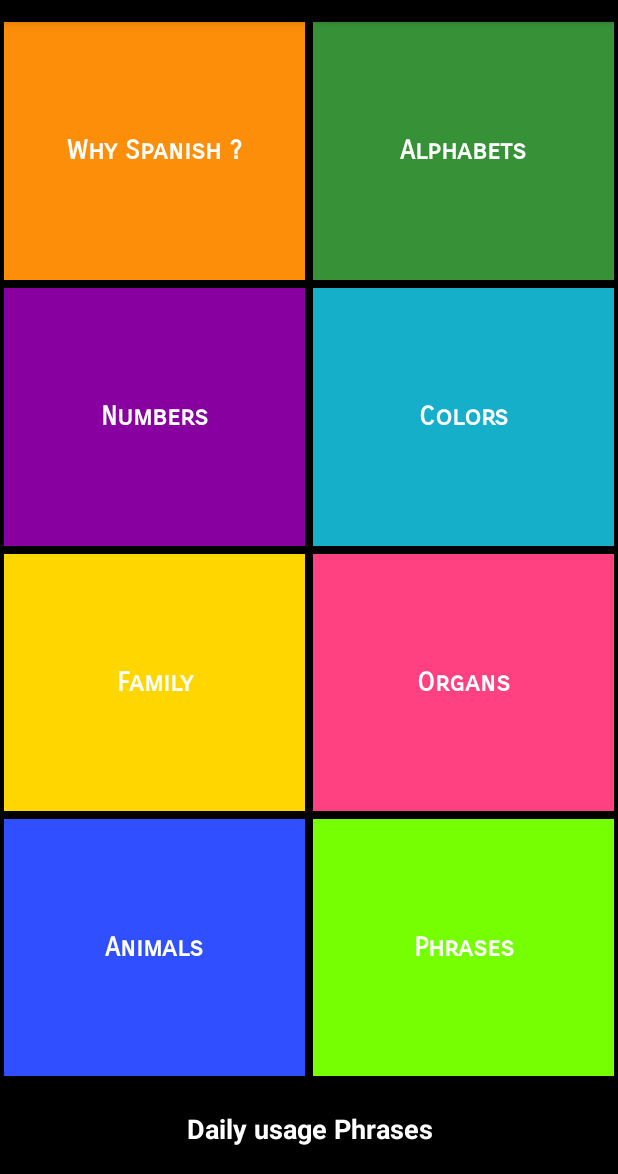
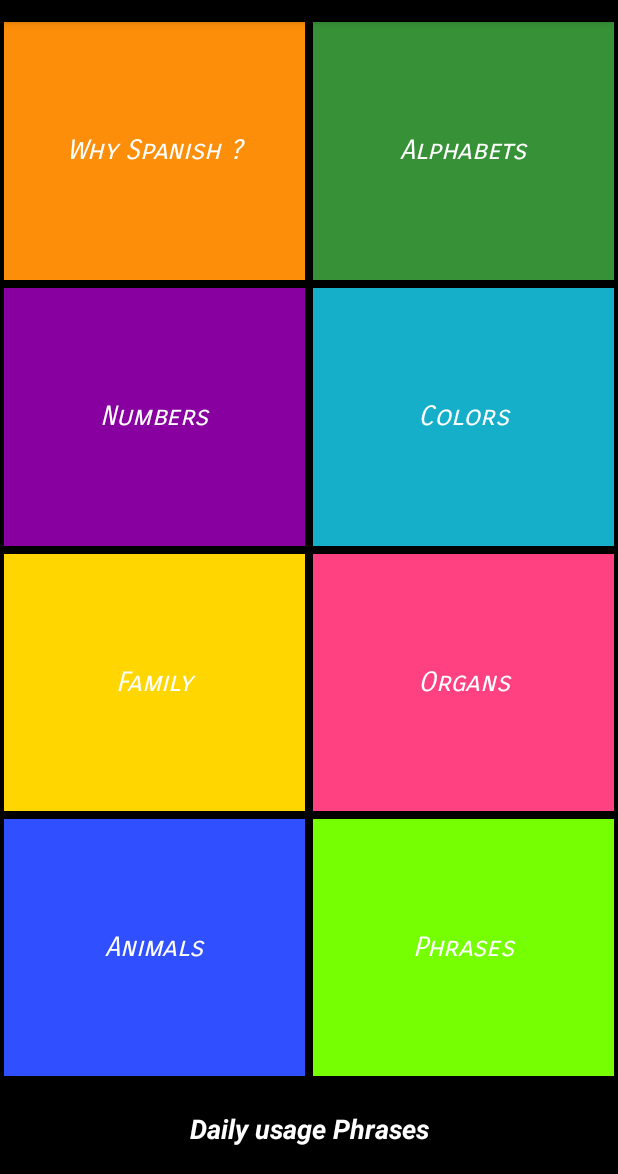
Before and after one commit to srikanth-madiri/SpanishBasics-offline, an Android app: the MainActivity screen opened directly, with no data from a screen before it, on a phone screen of 412 x 824 dp, the part 62-1236 px from its top. Run offline under Robolectric (Android 15) with nearby library versions, the phone set to English and light mode, and no system bars.

Commit message:
added organs activity values and progress bar

```diff
--- a/app/src/main/AndroidManifest.xml
+++ b/app/src/main/AndroidManifest.xml
@@ -4,7 +4,7 @@
 
     <application
         android:allowBackup="true"
-        android:icon="@mipmap/ic_icon"
+        android:icon="@mipmap/ic_launcher"
         android:label="@string/app_name"
 
         android:supportsRtl="true"
--- a/app/src/main/java/com/webatu/bardenwells/spanishbasics_offline/Splashscreen.java
+++ b/app/src/main/java/com/webatu/bardenwells/spanishbasics_offline/Splashscreen.java
@@ -16,6 +16,7 @@ import android.view.animation.Animation;
 import android.view.animation.AnimationUtils;
 import android.widget.ImageView;
 import android.widget.LinearLayout;
+import android.widget.ProgressBar;
 import android.widget.TextView;
 
 public class Splashscreen extends Activity {
@@ -26,35 +27,53 @@ public class Splashscreen extends Activity {
     }
     /** Called when the activity is first created. */
 
+    private ProgressBar mProgress;
+
     @Override
     public void onCreate(Bundle savedInstanceState) {
         super.onCreate(savedInstanceState);
         setContentView(R.layout.activity_splashscreen);
+        mProgress = (ProgressBar) findViewById(R.id.splash_screen_progress_bar);
         StartAnimations();
     }
     private void StartAnimations() {
         final Animation anim = AnimationUtils.loadAnimation(this, R.anim.alpha);
         final TextView tv = (TextView) findViewById(R.id.textView);
         final ImageView iv = (ImageView) findViewById(R.id.splash);
+        final ProgressBar pb = (ProgressBar) findViewById(R.id.splash_screen_progress_bar);
         final Intent intent = new Intent(Splashscreen.this,
                 MainActivity.class);
         iv.startAnimation(anim);
         tv.startAnimation(anim);
+        pb.startAnimation(anim);
 
 
-        Thread timer = new Thread(){
-            public void run(){
-                try{
-                    sleep(3000);
-                }catch (InterruptedException e){
+        Thread timer = new Thread() {
+            public void run() {
+                try {
+                    sleep(500);
+                    doWork();
+                } catch (Exception e) {
 
-                }finally {
+                } finally {
                     startActivity(intent);
                     finish();
                 }
             }
         };
-            timer.start();
+        timer.start();
+    }
 
-    }
+
+        private void doWork() {
+            for (int progress = 0; progress < 100; progress += 5) {
+                try {
+                    Thread.sleep(180);
+                    mProgress.setProgress(progress);
+                } catch (Exception e) {
+                   //do nothing
+                }
+            }
+        }
+
 }
--- a/app/src/main/java/com/webatu/bardenwells/spanishbasics_offline/colors.java
+++ b/app/src/main/java/com/webatu/bardenwells/spanishbasics_offline/colors.java
@@ -65,7 +65,7 @@ public class colors extends AppCompatActivity {
         words.add(new Word("Black", "negro", R.drawable.number_ten, R.raw.black));
         words.add(new Word("Fuchisa", "fucsia", R.drawable.number_three, R.raw.fuchsia));
         words.add(new Word("Silver", "plata", R.drawable.number_five, R.raw.silver));
-        words.add(new Word("Maroon", "granate, abandonar", R.drawable.number_eight, R.raw.maroon));
+        words.add(new Word("Maroon", "granate", R.drawable.number_eight, R.raw.maroon));
         words.add(new Word("Lime", "lima", R.drawable.number_nine, R.raw.lime));
         words.add(new Word("Olive", "aceituna", R.drawable.number_ten, R.raw.olive));
         words.add(new Word("Navy", "marina", R.drawable.number_ten, R.raw.navy));
--- a/app/src/main/res/anim/alpha.xml
+++ b/app/src/main/res/anim/alpha.xml
@@ -3,4 +3,4 @@
     xmlns:android="http://schemas.android.com/apk/res/android"
     android:fromAlpha="0.0"
     android:toAlpha="1.0"
-    android:duration="1000" />
+    android:duration="3500" />
--- a/app/src/main/res/layout/activity_main.xml
+++ b/app/src/main/res/layout/activity_main.xml
@@ -18,21 +18,23 @@
             <TextView
                 android:id="@+id/why_spanish"
                 style="@style/CategoryStyle"
+                android:layout_marginBottom="5dp"
+                android:layout_marginLeft="2.5dp"
+                android:layout_marginRight="2.5dp"
+                android:background="@color/why_spanish"
                 android:fontFamily="sans-serif-smallcaps"
-                android:layout_marginRight="2.5dp"
-                android:layout_marginLeft="2.5dp"
-                android:layout_marginBottom="5dp"
-                android:background="@color/why_spanish"
-                android:text="@string/why_spanish" />
+                android:text="@string/why_spanish"
+                android:textStyle="italic" />
 
             <TextView
                 android:id="@+id/alphabets"
                 style="@style/CategoryStyle"
+                android:layout_marginBottom="5dp"
+                android:layout_marginLeft="2.5dp"
                 android:layout_marginRight="2.5dp"
-                android:layout_marginLeft="2.5dp"
-                android:layout_marginBottom="5dp"
                 android:background="@color/alphabets"
-                android:text="@string/alphabets" />
+                android:text="@string/alphabets"
+                android:textStyle="italic" />
 
         </LinearLayout>
 
@@ -44,20 +46,22 @@
             <TextView
                 android:id="@+id/numbers"
                 style="@style/CategoryStyle"
+                android:layout_marginBottom="5dp"
+                android:layout_marginLeft="2.5dp"
                 android:layout_marginRight="2.5dp"
-                android:layout_marginLeft="2.5dp"
-                android:layout_marginBottom="5dp"
                 android:background="@color/numbers"
-                android:text="@string/numbers" />
+                android:text="@string/numbers"
+                android:textStyle="italic" />
 
             <TextView
                 android:id="@+id/colors"
                 style="@style/CategoryStyle"
+                android:layout_marginBottom="5dp"
+                android:layout_marginLeft="2.5dp"
                 android:layout_marginRight="2.5dp"
-                android:layout_marginLeft="2.5dp"
-                android:layout_marginBottom="5dp"
                 android:background="@color/colors"
-                android:text="@string/colors" />
+                android:text="@string/colors"
+                android:textStyle="italic" />
 
         </LinearLayout>
 
@@ -70,20 +74,22 @@
             <TextView
                 android:id="@+id/family"
                 style="@style/CategoryStyle"
+                android:layout_marginBottom="5dp"
+                android:layout_marginLeft="2.5dp"
                 android:layout_marginRight="2.5dp"
-                android:layout_marginLeft="2.5dp"
-                android:layout_marginBottom="5dp"
                 android:background="@color/family"
-                android:text="@string/family" />
+                android:text="@string/family"
+                android:textStyle="italic" />
 
             <TextView
                 android:id="@+id/organs"
                 style="@style/CategoryStyle"
+                android:layout_marginBottom="5dp"
+                android:layout_marginLeft="2.5dp"
                 android:layout_marginRight="2.5dp"
-                android:layout_marginLeft="2.5dp"
-                android:layout_marginBottom="5dp"
                 android:background="@color/organs"
-                android:text="@string/organs" />
+                android:text="@string/organs"
+                android:textStyle="italic" />
 
         </LinearLayout>
 
@@ -95,34 +101,36 @@
             <TextView
                 android:id="@+id/animals"
                 style="@style/CategoryStyle"
+                android:layout_marginBottom="5dp"
+                android:layout_marginLeft="2.5dp"
                 android:layout_marginRight="2.5dp"
-                android:layout_marginLeft="2.5dp"
-                android:layout_marginBottom="5dp"
                 android:background="@color/animals"
-                android:text="@string/animals" />
+                android:text="@string/animals"
+                android:textStyle="italic" />
 
             <TextView
                 android:id="@+id/phrases"
                 style="@style/CategoryStyle"
+                android:layout_marginBottom="5dp"
+                android:layout_marginLeft="2.5dp"
                 android:layout_marginRight="2.5dp"
-                android:layout_marginLeft="2.5dp"
-                android:layout_marginBottom="5dp"
                 android:background="@color/phrases"
-                android:text="@string/phrases" />
+                android:text="@string/phrases"
+                android:textStyle="italic" />
 
         </LinearLayout>
 
 
     <TextView
         android:id="@+id/daily"
+        android:layout_width="match_parent"
         android:layout_height="60dp"
-            android:minHeight="40dp"
-            android:layout_width="match_parent"
         android:background="@color/daily"
         android:gravity="center"
+        android:minHeight="40dp"
+        android:text="@string/daily"
+        android:textAppearance="?android:textAppearanceMedium"
         android:textColor="@android:color/white"
-            android:textStyle="bold"
-            android:textAppearance="?android:textAppearanceMedium"
-            android:text="@string/daily" />
+        android:textStyle="bold|italic" />
 
     </LinearLayout>
```
Also changed, not shown: app/src/main/java/com/webatu/bardenwells/spanishbasics_offline/MainActivity.java (+23 -1 lines), app/src/main/java/com/webatu/bardenwells/spanishbasics_offline/organs.java (+36 -10 lines), app/src/main/res/layout/activity_splashscreen.xml (+28 -6 lines). Lines whose indentation alone changed are shown as unchanged.
